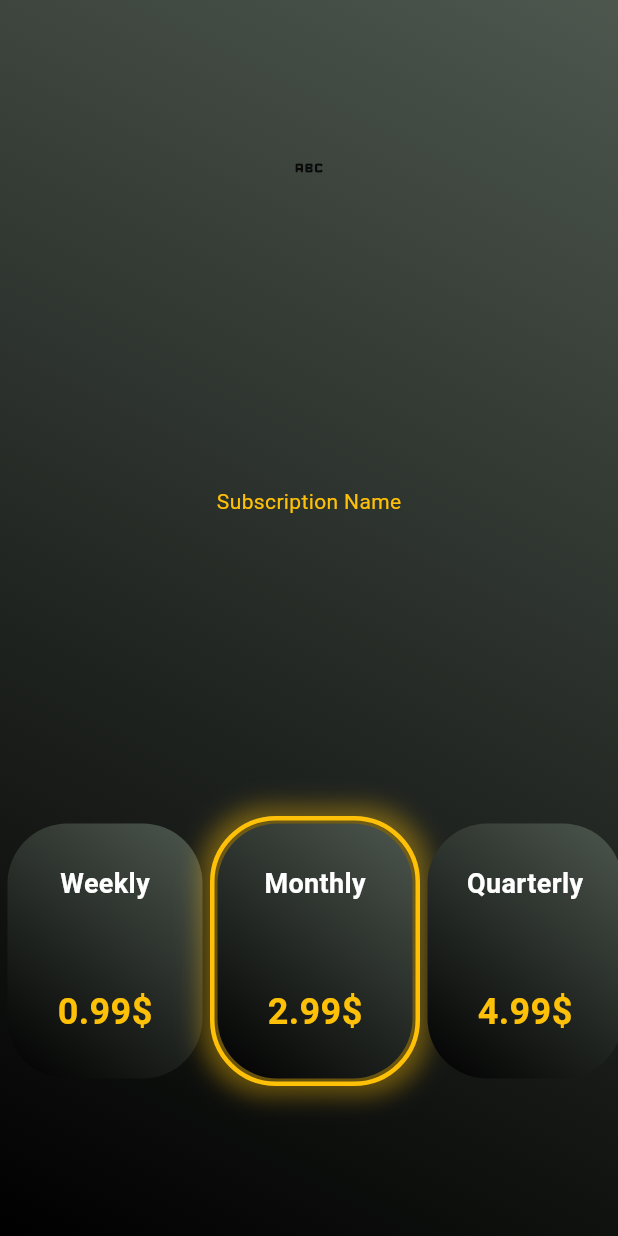
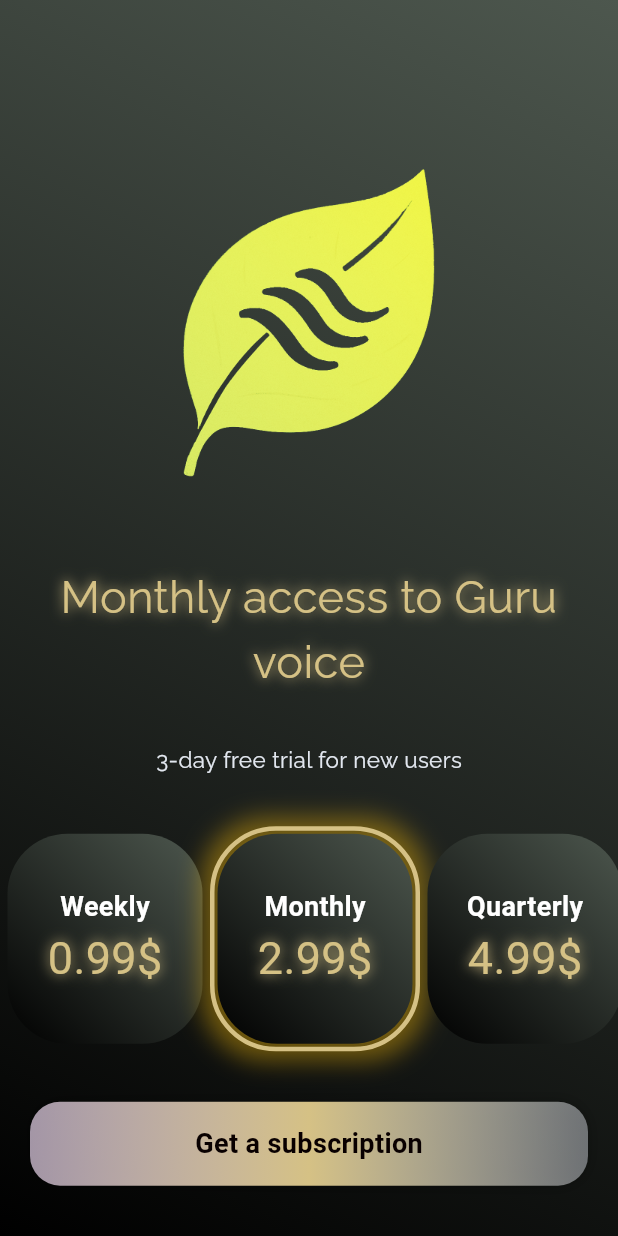
Before and after one commit to Ruslan-Po/Guru, a Flutter app: the screen it shows after launch, on a phone screen of 412 x 824 dp. Run offline on Flutter 3.47's test engine with Material 3 defaults, Android fonts, the phone set to English and light mode, and no system bars; our stand-ins replace flutter_dotenv, google_fonts, shared_preferences, speech_to_text, vibration; missing offline and left inert: glossy.

Commit message:
Subscripe_screen_UI_Finished

```diff
--- a/lib/screens/subscription.dart
+++ b/lib/screens/subscription.dart
@@ -1,5 +1,5 @@
 import 'package:flutter/material.dart';
-import 'package:glossy/glossy.dart';
+import 'package:guru/stiles/app_titles.dart';
 import 'package:guru/widgets/subscription_widget.dart';
 
 class Subscription extends StatefulWidget {
@@ -11,14 +11,48 @@ class Subscription extends StatefulWidget {
 
 class _SubscriptionState extends State<Subscription> {
   int _activeIndex = 1;
-  static const double _normalHeight = 150;
-  static const double _normalWidth = 120;
-  static const double _activeHeight = 180;
-  static const double _activeWidth = 150;
-  static const Duration _duration = Duration(milliseconds: 250);
+
+  // static const double _normalHeight = 150;
+  // static const double _normalWidth = 120;
+  // static const double _activeHeight = 180;
+  // static const double _activeWidth = 150;
+  // static const Duration _duration = Duration(milliseconds: 250);
 
   final List<String> titles = ["Weekly", "Monthly", "Quarterly"];
+
   final List<String> prices = ['0.99\$', '2.99\$', '4.99\$'];
+
+  String _showDescription(int index) {
+    String description = '';
+    switch (index) {
+      case 0:
+        description = 'Weekly access to Guru voice ';
+        break;
+      case 1:
+        description = 'Monthly access to Guru voice';
+        break;
+      case 2:
+        description = 'Quarterly access to Guru voice';
+        break;
+    }
+    return description;
+  }
+
+  String _getImage(int index) {
+    String path = '';
+    switch (index) {
+      case 0:
+        path = 'assets/subscroption_icons/weekly.png';
+        break;
+      case 1:
+        path = 'assets/subscroption_icons/monthly.png';
+        break;
+      case 2:
+        path = 'assets/subscroption_icons/quarterly.png';
+        break;
+    }
+    return path;
+  }
 
   @override
   Widget build(BuildContext context) {
@@ -32,18 +66,42 @@ class _SubscriptionState extends State<Subscription> {
             colors: [Color.fromARGB(255, 0, 0, 0), Color(0xFF4D574E)],
           ),
         ),
-        child: Stack(
+        child: Column(
+          mainAxisAlignment: MainAxisAlignment.spaceEvenly,
           children: [
-            Column(
-              mainAxisAlignment: MainAxisAlignment.spaceAround,
+            SizedBox(height: 20),
+            Padding(
+              padding: const EdgeInsets.symmetric(horizontal: 30),
+              child: Row(
+                mainAxisAlignment: MainAxisAlignment.center,
                 children: [
-                Icon(Icons.abc_rounded),
+                  AnimatedSwitcher(
+                    duration: Duration(milliseconds: 400),
+                    transitionBuilder: (child, animation) =>
+                        FadeTransition(opacity: animation, child: child),
+                    child: Image.asset(
+                      _getImage(_activeIndex),
+                      scale: 4,
+                      key: ValueKey<int>(_activeIndex),
+                    ),
+                  ),
+                ],
+              ),
+            ),
+            Padding(
+              padding: const EdgeInsets.symmetric(horizontal: 30),
+              child: Text(
+                _showDescription(_activeIndex),
+                style: AppTextStyles.subscripeDescriptionText,
+                textAlign: TextAlign.center,
+              ),
+            ),
             Text(
-                  'Subscription Name',
-                  style: TextStyle(color: Colors.amber),
+              '3-day free trial for new users',
+              style: AppTextStyles.disclaimer,
             ),
             SizedBox(
-                  height: _activeHeight,
+              height: 150,
               child: Row(
                 mainAxisAlignment: MainAxisAlignment.spaceEvenly,
                 crossAxisAlignment: CrossAxisAlignment.end,
@@ -61,7 +119,7 @@ class _SubscriptionState extends State<Subscription> {
                         borderRadius: BorderRadius.circular(44),
                         border: Border.all(
                           color: isActive
-                                  ? Colors.amber
+                              ? const Color.fromARGB(255, 213, 193, 133)
                               : Colors.transparent,
                           width: 3,
                         ),
@@ -84,7 +142,39 @@ class _SubscriptionState extends State<Subscription> {
                 }),
               ),
             ),
+            Padding(
+              padding: const EdgeInsets.symmetric(horizontal: 20),
+              child: GestureDetector(
+                onTap: () {
+                  debugPrint('tap');
+                },
+                child: Container(
+                  padding: EdgeInsets.symmetric(horizontal: 30, vertical: 15),
+                  decoration: BoxDecoration(
+                    gradient: LinearGradient(
+                      colors: [
+                        const Color.fromARGB(167, 247, 226, 251),
+                        const Color.fromARGB(255, 213, 193, 133),
+                        const Color.fromARGB(115, 226, 231, 239),
                       ],
+                    ),
+                    borderRadius: BorderRadius.circular(20),
+                    boxShadow: [
+                      BoxShadow(color: Colors.black26, blurRadius: 8),
+                    ],
+                  ),
+                  child: Center(
+                    child: Text(
+                      'Get a subscription',
+                      style: TextStyle(
+                        color: const Color.fromARGB(255, 9, 0, 0),
+                        fontWeight: FontWeight.bold,
+                        fontSize: 18,
+                      ),
+                    ),
+                  ),
+                ),
+              ),
             ),
           ],
         ),
--- a/lib/stiles/app_titles.dart
+++ b/lib/stiles/app_titles.dart
@@ -72,4 +72,33 @@ class AppTextStyles {
       ),
     ],
   );
+
+  static final TextStyle subscripeDescriptionText = GoogleFonts.raleway(
+    fontSize: 30,
+    color: const Color.fromARGB(255, 213, 193, 133),
+    shadows: [
+      Shadow(
+        offset: Offset(0, 0),
+        blurRadius: 10.0,
+        color: const Color.fromARGB(255, 213, 193, 133),
+      ),
+    ],
+  );
+
+  static final TextStyle cost = GoogleFonts.markaziText(
+    fontSize: 30,
+    color: const Color.fromARGB(255, 213, 193, 133),
+    shadows: [
+      Shadow(
+        offset: Offset(0, 0),
+        blurRadius: 10.0,
+        color: const Color.fromARGB(255, 213, 193, 133),
+      ),
+    ],
+  );
+
+  static final TextStyle disclaimer = GoogleFonts.raleway(
+    fontSize: 15,
+    color: const Color(0xFFE2E7EF),
+  );
 }
--- a/lib/widgets/subscription_widget.dart
+++ b/lib/widgets/subscription_widget.dart
@@ -1,4 +1,5 @@
 import 'package:flutter/material.dart';
+import 'package:guru/stiles/app_titles.dart';
 
 class SubscriptionWidget extends StatelessWidget {
   final String subscriptionName;
@@ -22,11 +23,10 @@ class SubscriptionWidget extends StatelessWidget {
           colors: [Color.fromARGB(255, 0, 0, 0), Color(0xFF4D574E)],
         ),
         borderRadius: BorderRadius.circular(40),
-        // border и boxShadow УБРАНЫ!
       ),
       child: Center(
         child: Column(
-          mainAxisAlignment: MainAxisAlignment.spaceAround,
+          mainAxisAlignment: MainAxisAlignment.center,
           children: [
             Text(
               subscriptionName,
@@ -36,14 +36,7 @@ class SubscriptionWidget extends StatelessWidget {
                 fontSize: 18,
               ),
             ),
-            Text(
-              subscriptionCost,
-              style: TextStyle(
-                color: Colors.amber,
-                fontWeight: FontWeight.w700,
-                fontSize: 24,
-              ),
-            ),
+            Text(subscriptionCost, style: AppTextStyles.cost),
           ],
         ),
       ),
--- a/pubspec.yaml
+++ b/pubspec.yaml
@@ -53,3 +53,4 @@ flutter:
     - assets/images/
     - env.txt
     - assets/icons/
+    - assets/subscroption_icons/
```
Also changed, not shown: assets/subscroption_icons/monthly.png (added), assets/subscroption_icons/quarterly.png (added), assets/subscroption_icons/weekly.png (added). Lines whose indentation alone changed are shown as unchanged.
